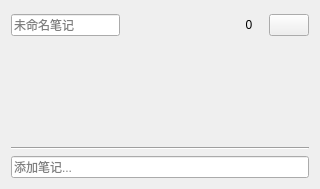
Above: Window/notecard.ui from iamgeniuswei/MindReader before the change. Below: the same form after it.
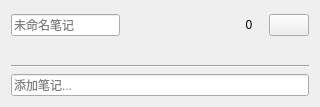
That is the form after the change. Icons and pictures are not drawn. Custom widgets are drawn as their Qt base class.

What changed in the file:
```diff
--- a/Window/notecard.ui
+++ b/Window/notecard.ui
@@ -7,7 +7,7 @@
     <x>0</x>
     <y>0</y>
     <width>320</width>
-    <height>189</height>
+    <height>103</height>
    </rect>
   </property>
   <property name="minimumSize">
@@ -107,7 +107,7 @@
    <item>
     <widget class="QLabel" name="content">
      <property name="sizePolicy">
-      <sizepolicy hsizetype="Preferred" vsizetype="Preferred">
+      <sizepolicy hsizetype="Expanding" vsizetype="Expanding">
        <horstretch>0</horstretch>
        <verstretch>0</verstretch>
       </sizepolicy>
@@ -140,7 +140,13 @@
     </widget>
    </item>
    <item>
-    <widget class="QLineEdit" name="note">
+    <widget class="UITextEdit" name="note">
+     <property name="sizePolicy">
+      <sizepolicy hsizetype="Expanding" vsizetype="Expanding">
+       <horstretch>0</horstretch>
+       <verstretch>0</verstretch>
+      </sizepolicy>
+     </property>
      <property name="placeholderText">
       <string>添加笔记...</string>
      </property>
@@ -154,6 +160,11 @@
    <extends>QLabel</extends>
    <header>uilabel.h</header>
   </customwidget>
+  <customwidget>
+   <class>UITextEdit</class>
+   <extends>QLineEdit</extends>
+   <header location="global">uitextedit.h</header>
+  </customwidget>
  </customwidgets>
  <resources>
   <include location="../MindReader/res/resource.qrc"/>
```
Left out of the diff: 3 changed lines with no effect on the pictures.
